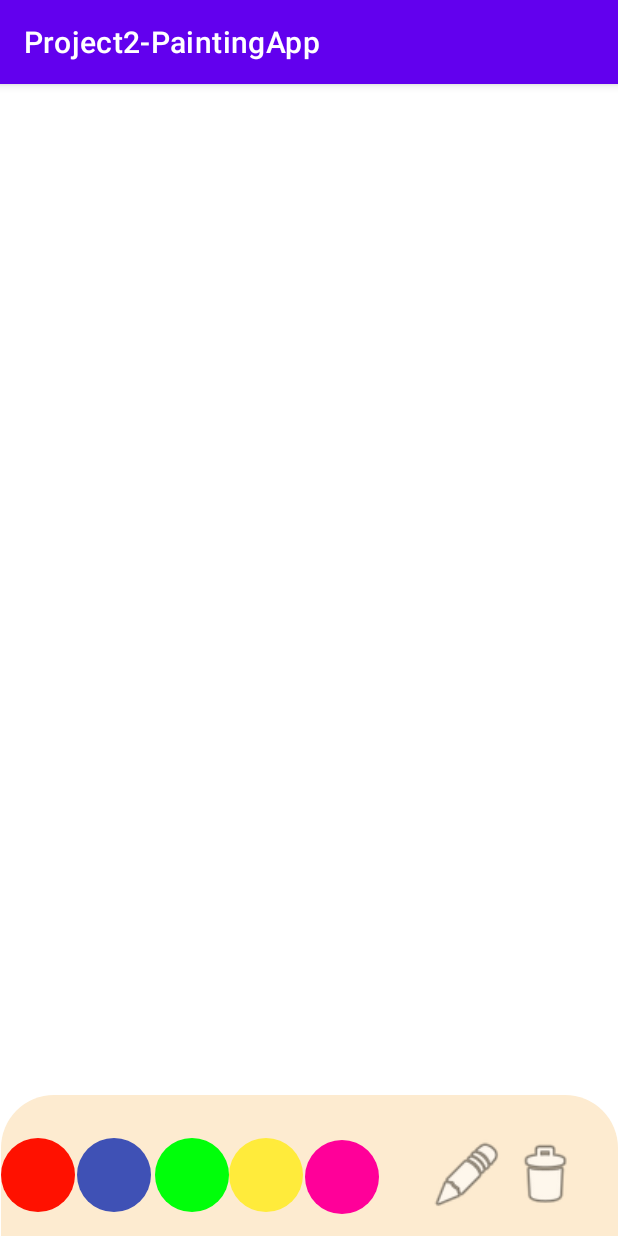
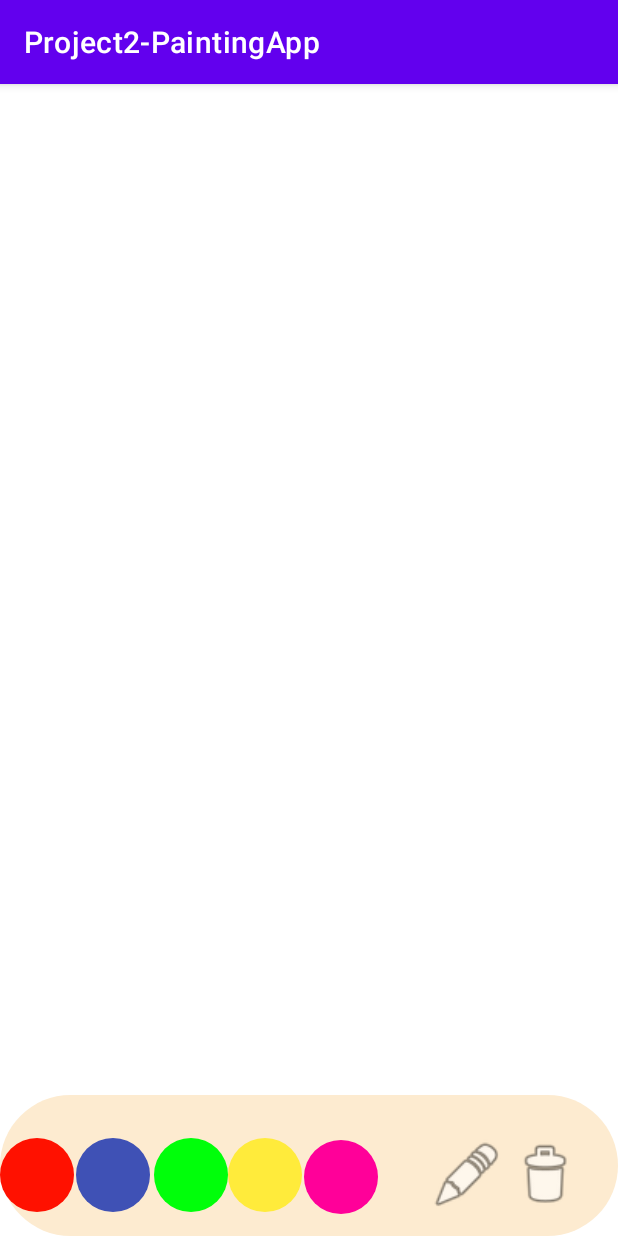
Before and after one commit to JackWilliamOHara/Project2App, an Android app: the screen it shows after launch (MainActivity), on a phone screen of 412 x 824 dp. Run offline under Robolectric (Android 15) with nearby library versions, the phone set to English and light mode, and no system bars.

Commit message:
Working Canvas
Canvas works as intended

```diff
--- a/Project2PaintingApp/app/src/main/res/drawable/tools_design.xml
+++ b/Project2PaintingApp/app/src/main/res/drawable/tools_design.xml
@@ -1,8 +1,7 @@
 <?xml version="1.0" encoding="utf-8"?>
 <shape xmlns:android="http://schemas.android.com/apk/res/android">
     <corners
-        android:topLeftRadius="35dp"
-        android:topRightRadius="35dp"
+        android:radius="100dp"
         />
     <solid
         android:color="#fdebd0"
--- a/Project2PaintingApp/app/src/main/res/layout/activity_main.xml
+++ b/Project2PaintingApp/app/src/main/res/layout/activity_main.xml
@@ -1,23 +1,30 @@
 <?xml version="1.0" encoding="utf-8"?>
-<androidx.constraintlayout.widget.ConstraintLayout xmlns:android="http://schemas.android.com/apk/res/android"
+<RelativeLayout xmlns:android="http://schemas.android.com/apk/res/android"
     xmlns:app="http://schemas.android.com/apk/res-auto"
     xmlns:tools="http://schemas.android.com/tools"
+    android:id="@+id/original"
     android:layout_width="match_parent"
     android:layout_height="match_parent"
     tools:context=".MainActivity">
 
     <androidx.constraintlayout.widget.ConstraintLayout
         android:id="@+id/constraintLayout2"
-        android:layout_width="412dp"
-        android:layout_height="816dp"
-        android:layout_marginTop="82dp"
+        android:layout_width="413dp"
+        android:layout_height="636dp"
+        android:layout_marginTop="1dp"
         android:layout_marginEnd="2dp"
-        app:layout_constraintBottom_toBottomOf="parent"
+        app:layout_constraintBottom_toTopOf="@+id/constraintLayout"
         app:layout_constraintEnd_toEndOf="parent"
-        app:layout_constraintHorizontal_bias="0.333"
+        app:layout_constraintHorizontal_bias="0.0"
         app:layout_constraintStart_toStartOf="parent"
-        app:layout_constraintTop_toTopOf="parent"
-        app:layout_constraintVertical_bias="0.491" >
+        app:layout_constraintTop_toTopOf="parent">
+
+        <include
+            layout="@layout/view_display"
+            app:layout_constraintEnd_toEndOf="parent"
+            app:layout_constraintStart_toStartOf="parent"
+            app:layout_constraintTop_toTopOf="parent"
+            />
 
     </androidx.constraintlayout.widget.ConstraintLayout>
 
@@ -26,9 +33,9 @@
         android:layout_width="411dp"
         android:layout_height="94dp"
         android:background="@drawable/tools_design"
-        app:layout_constraintBottom_toBottomOf="parent"
-        app:layout_constraintEnd_toEndOf="parent"
-        app:layout_constraintStart_toStartOf="parent">
+        android:layout_alignParentStart="true"
+        android:layout_alignParentEnd="true"
+        android:layout_alignParentBottom="true">
 
         <ImageView
             android:id="@+id/eraser"
@@ -139,4 +146,4 @@
             tools:srcCompat="@drawable/button_red" />
 
     </androidx.constraintlayout.widget.ConstraintLayout>
-</androidx.constraintlayout.widget.ConstraintLayout>
+</RelativeLayout>
```
